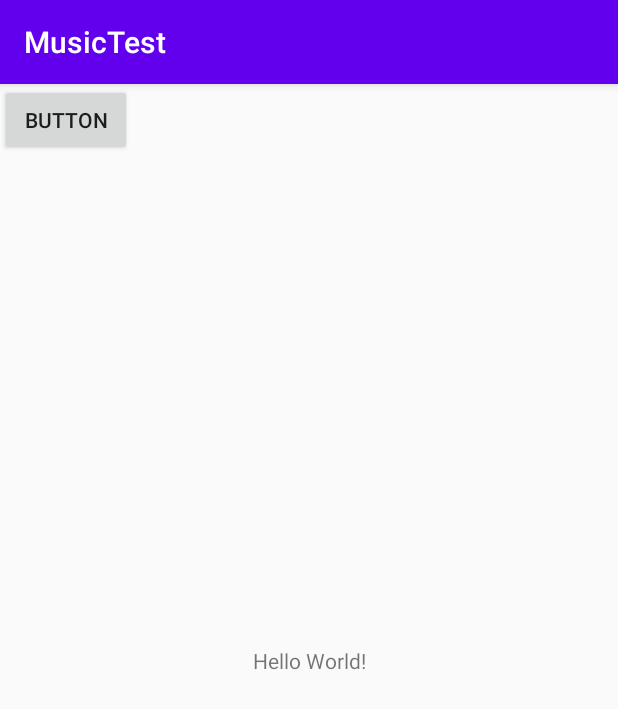
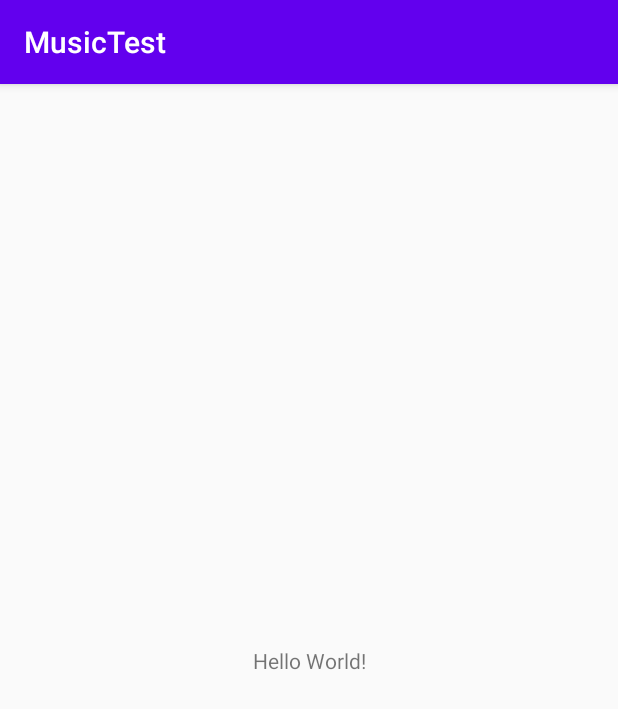
Before and after one commit to i-ma-mu/firstApp, an Android app: the screen it shows after launch (MainActivity), on a phone screen of 412 x 824 dp. Shown: the top 709 px of the screen. Run offline under Robolectric (Android 15) with nearby library versions, the phone set to English and light mode, and no system bars.

Commit message:
Revert "追加"
This reverts commit 65606e21c44691aced9a249b27270833b6f31444.

```diff
--- a/MusicTest/app/src/main/res/layout/activity_main.xml
+++ b/MusicTest/app/src/main/res/layout/activity_main.xml
@@ -15,12 +15,4 @@
         app:layout_constraintRight_toRightOf="parent"
         app:layout_constraintTop_toTopOf="parent" />
 
-    <Button
-        android:id="@+id/button"
-        android:layout_width="wrap_content"
-        android:layout_height="wrap_content"
-        android:text="Button"
-        tools:layout_editor_absoluteX="162dp"
-        tools:layout_editor_absoluteY="412dp" />
-
 </androidx.constraintlayout.widget.ConstraintLayout>
```
